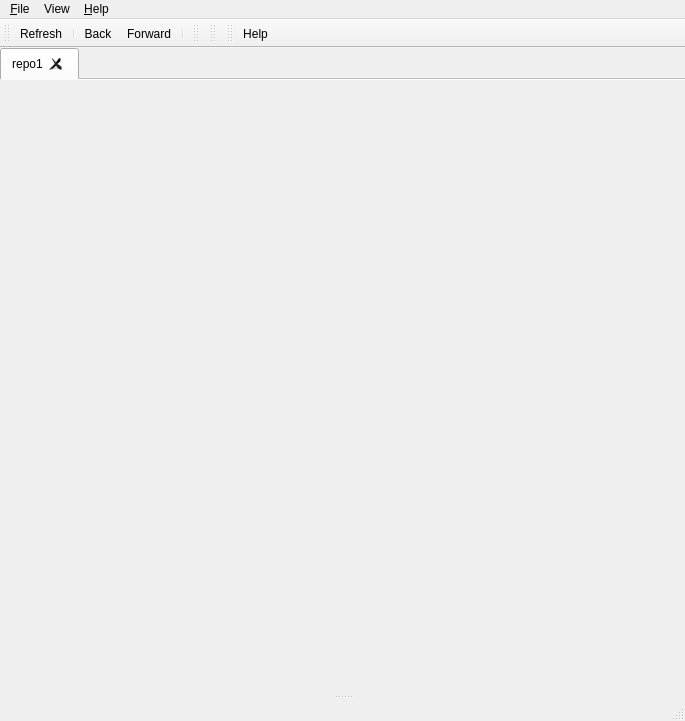
Before: the Qt Designer form tortoisehg/hgqt/workbench.ui in velorientc/git_test7, drawn with Qt 5.
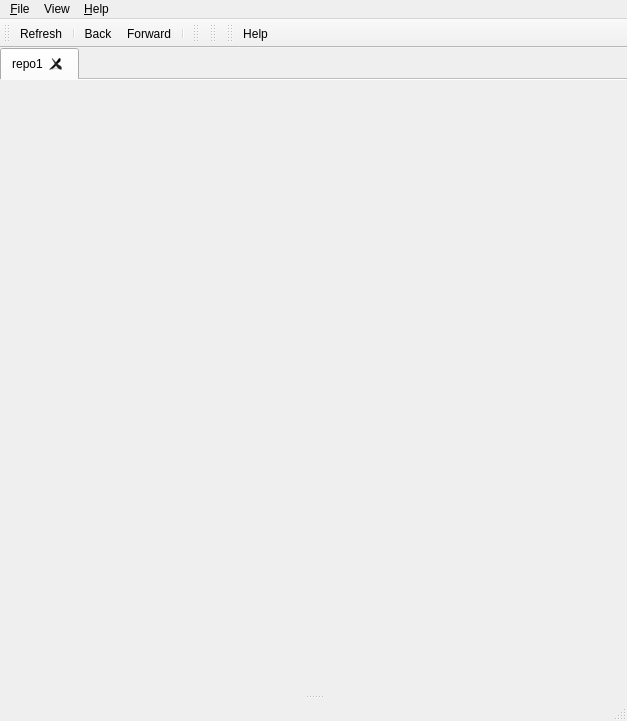
After: the same form once the commit is applied. Icons and pictures are not drawn.

```diff
--- a/tortoisehg/hgqt/workbench.ui
+++ b/tortoisehg/hgqt/workbench.ui
@@ -6,7 +6,7 @@
    <rect>
     <x>0</x>
     <y>0</y>
-    <width>685</width>
+    <width>627</width>
     <height>721</height>
    </rect>
   </property>
@@ -65,7 +65,7 @@
     <rect>
      <x>0</x>
      <y>0</y>
-     <width>685</width>
+     <width>627</width>
      <height>19</height>
     </rect>
    </property>
```
Left out of the diff: 9 changed lines with no effect on the pictures.
